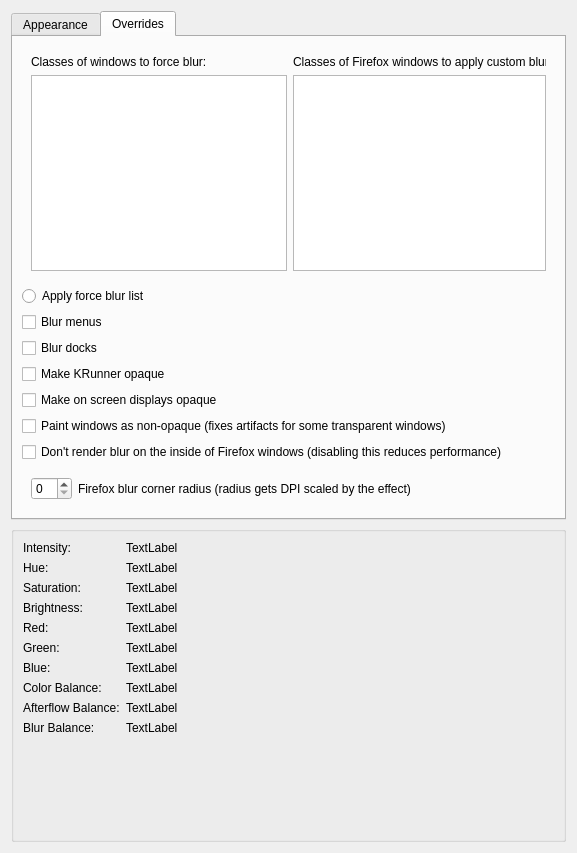
Qt form kwin/effects_cpp/kde-effects-aeroglassblur/src/kcm/blur_config.ui (aeroshell-desktop/aerothemeplasma) before a commit.
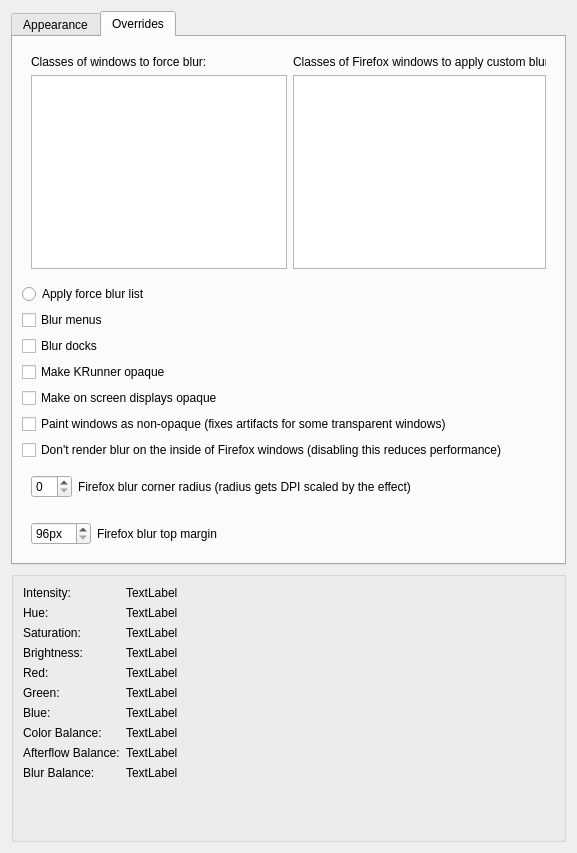
The same form after that commit. The open tabs and pages were chosen to show the change. Icons and pictures are not drawn.

Commit message: Raise default ff blur margin, add KCM configs for the margin

The edit to the form file:
```diff
--- a/kwin/effects_cpp/kde-effects-aeroglassblur/src/kcm/blur_config.ui
+++ b/kwin/effects_cpp/kde-effects-aeroglassblur/src/kcm/blur_config.ui
@@ -436,6 +436,38 @@
          </layout>
         </widget>
        </item>
+       <item>
+        <widget class="QWidget" name="widget_4" native="true">
+         <layout class="QHBoxLayout" name="horizontalLayout_5">
+          <item>
+           <widget class="QSpinBox" name="kcfg_FirefoxBlurTopMargin">
+            <property name="sizePolicy">
+             <sizepolicy hsizetype="Maximum" vsizetype="Fixed">
+              <horstretch>0</horstretch>
+              <verstretch>0</verstretch>
+             </sizepolicy>
+            </property>
+            <property name="suffix">
+             <string>px</string>
+            </property>
+            <property name="minimum">
+             <number>96</number>
+            </property>
+            <property name="maximum">
+             <number>512</number>
+            </property>
+           </widget>
+          </item>
+          <item>
+           <widget class="QLabel" name="label_5">
+            <property name="text">
+             <string>Firefox blur top margin</string>
+            </property>
+           </widget>
+          </item>
+         </layout>
+        </widget>
+       </item>
       </layout>
      </widget>
     </widget>
```
Left out of the diff: 2 changed lines with no effect on the pictures. The commit also changes 5 other files.
